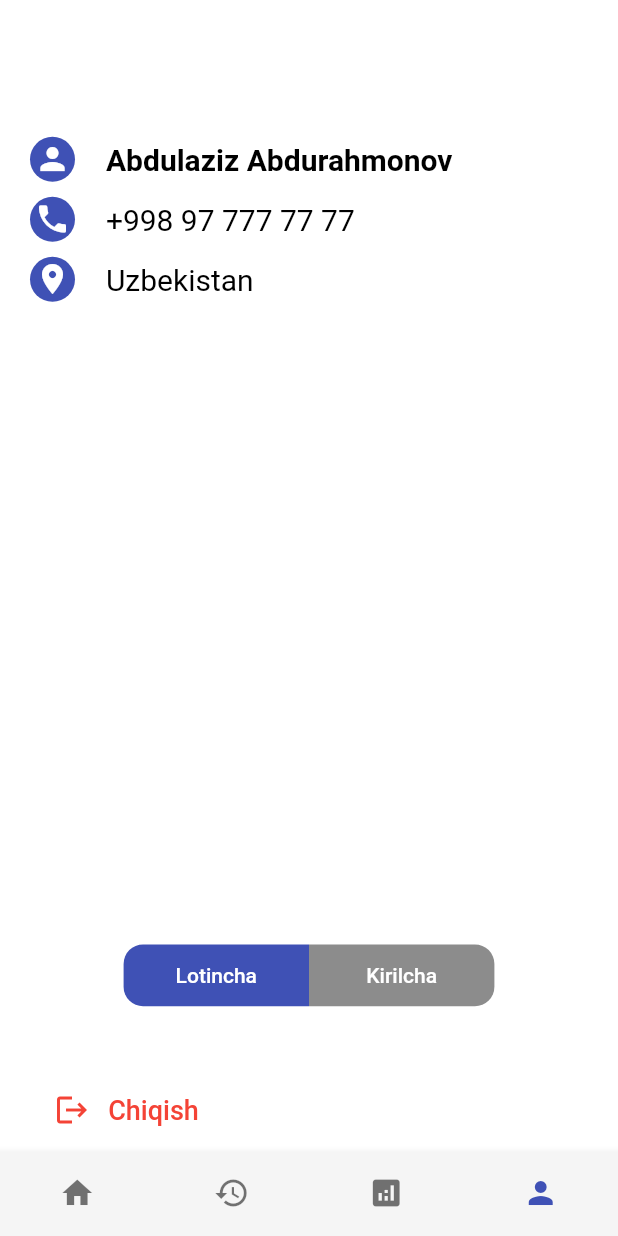
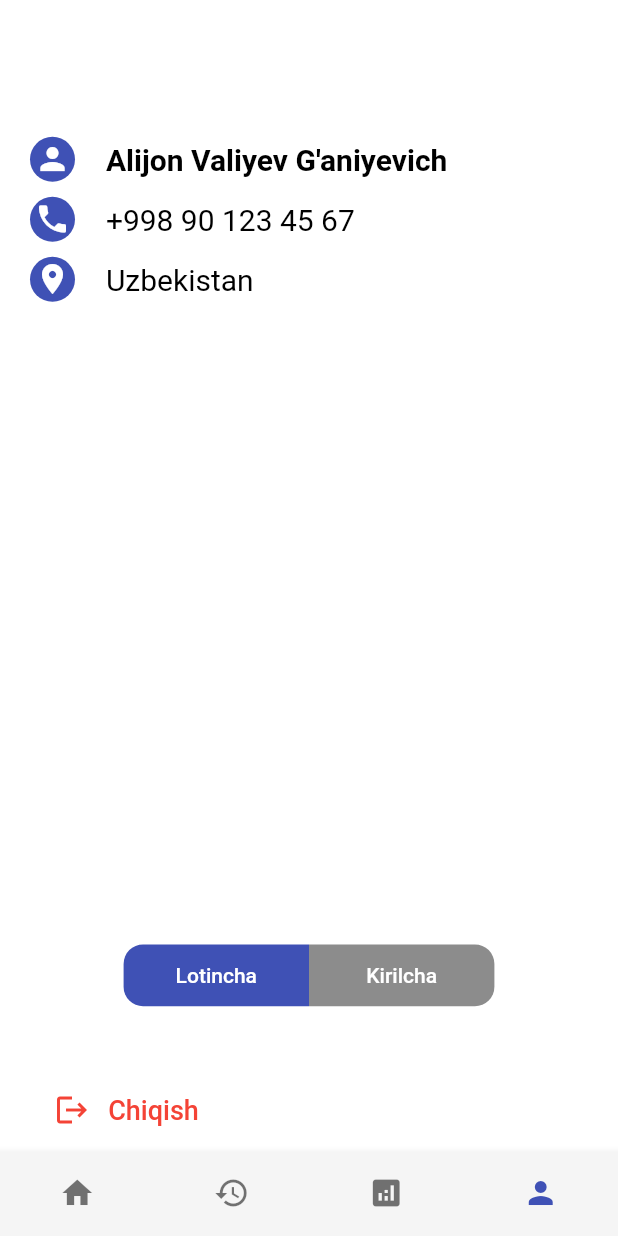
Before and after one commit to To-Rex/AvtoQismlar, a Flutter app: the screen it shows after launch, item 4 of the bottom bar chosen, on a phone screen of 412 x 824 dp. Run offline on Flutter 3.47's test engine with Material 2 defaults, Android fonts, the phone set to English and light mode, and no system bars; our stand-ins replace carousel_slider, flutter_countdown_timer, shared_preferences; generated files the repository leaves out were written again; network calls fail.

Commit message:
Avto Qismlar

```diff
--- a/lib/fragmentTab/settings_page.dart
+++ b/lib/fragmentTab/settings_page.dart
@@ -56,7 +56,7 @@ class _SampesPageState extends State<SettingsPage>
                 SizedBox(
                   width: MediaQuery.of(context).size.width * 0.05,
                 ),
-                const Text('Abdulaziz Abdurahmonov',
+                const Text('Alijon Valiyev G\'aniyevich',
                     style: TextStyle(
                         color: Colors.black,
                         fontSize: 20,
@@ -86,7 +86,7 @@ class _SampesPageState extends State<SettingsPage>
                 SizedBox(
                   width: MediaQuery.of(context).size.width * 0.05,
                 ),
-                const Text('+998 97 777 77 77',
+                const Text('+998 90 123 45 67',
                     style: TextStyle(
                       color: Colors.black,
                       fontSize: 20,
@@ -126,7 +126,6 @@ class _SampesPageState extends State<SettingsPage>
               ],
             ),
           ),
-
           Expanded(child: Container()),
           Row(
             children: [
@@ -180,8 +179,6 @@ class _SampesPageState extends State<SettingsPage>
               Expanded(child: Container()),
             ],
           ),
-          //Logout button
-
           SizedBox(
             height: MediaQuery.of(context).size.height * 0.05,
           ),
```
